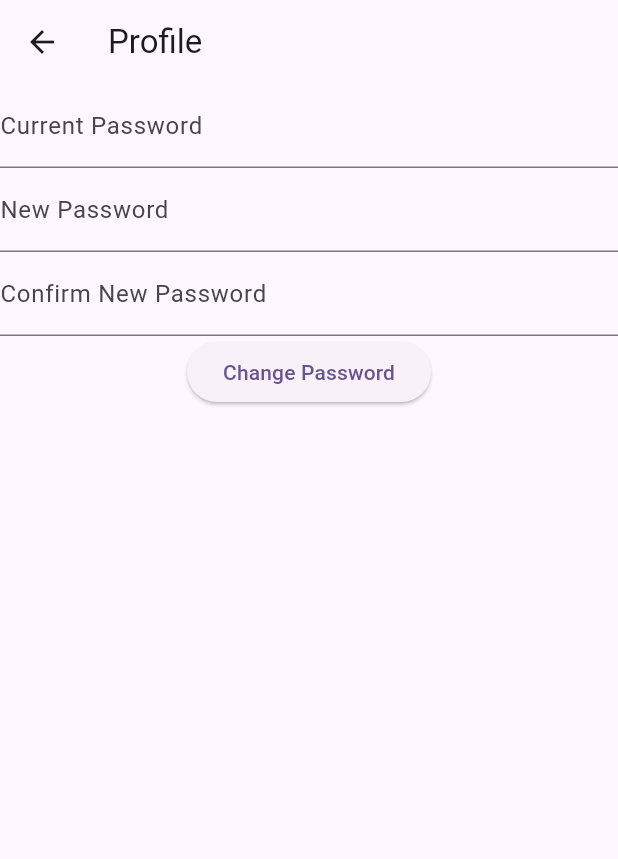
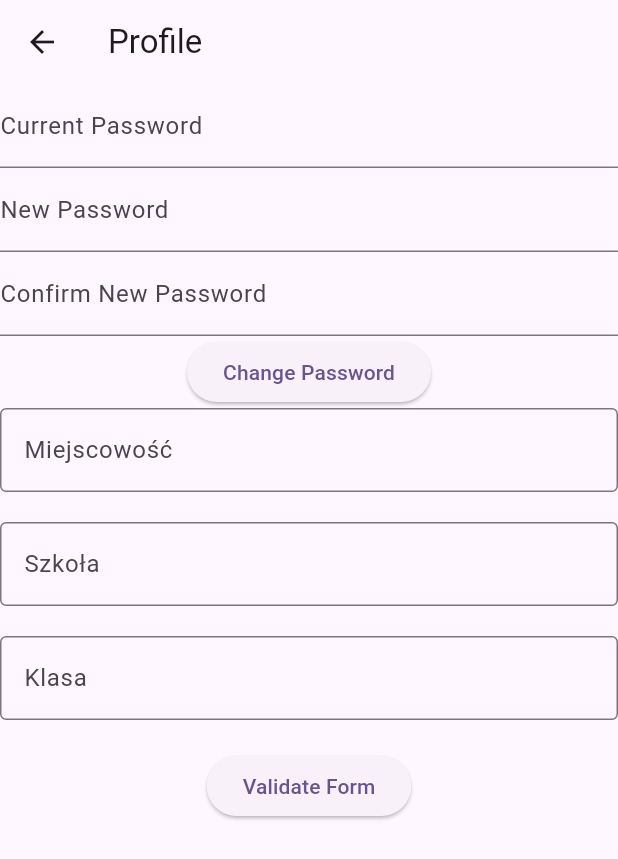
Before and after one commit to Batory12/lektur-ai, a Flutter app: the ProfileScreen screen opened by its route, on a phone screen of 412 x 824 dp. Shown: the top 859 px of the screen. Run offline on Flutter 3.47's test engine with Material 3 defaults, Android fonts, the phone set to English and light mode, and no system bars; our stand-ins replace flutter_typeahead.

Commit message:
Created School Picker Widget

```diff
--- a/lekturai_front/lib/profile_screen.dart
+++ b/lekturai_front/lib/profile_screen.dart
@@ -1,5 +1,6 @@
 import 'package:flutter/material.dart';
 import 'package:lekturai_front/widgets/change_password.dart';
+import 'package:lekturai_front/widgets/school_picker.dart';
 
 
 class ProfileScreen extends StatelessWidget {
@@ -11,7 +12,12 @@ class ProfileScreen extends StatelessWidget {
       appBar: AppBar(
         title: const Text('Profile'),
       ),
-      body: const ChangePasswordWidget(),
+      body: Column(
+        children: const [
+          ChangePasswordWidget(),
+          SchoolPicker(),
+        ],
+      ),
     );
   }
 }
--- /dev/null
+++ b/lekturai_front/lib/widgets/school_picker.dart
@@ -0,0 +1,157 @@
+import 'package:flutter/material.dart';
+import 'package:flutter_typeahead/flutter_typeahead.dart';
+import 'package:lekturai_front/api/profile.dart';
+
+class SchoolPicker extends StatefulWidget {
+  const SchoolPicker({super.key});
+
+  @override
+  State<SchoolPicker> createState() => _SchoolPickerState();
+}
+
+class _SchoolPickerState extends State<SchoolPicker> {
+  String? _selectedCity;
+  String? _selectedSchool;
+  String? _selectedClass;
+  final TextEditingController _cityController = TextEditingController();
+  final TextEditingController _schoolController = TextEditingController();
+  final TextEditingController _classController = TextEditingController();
+  final _formKey = GlobalKey<FormState>();
+
+  final ProfileApi profileApi = ProfileApi();
+
+  String? _validateCity(String? value) {
+    if (value == null || value.isEmpty) {
+      return 'Wybierz miejscowość twojej szkoły';
+    }
+    if (!profileApi.getCityAutocompletions(value).contains(value)) {
+      return 'Miejscowość nieznana';
+    }
+    return null;
+  }
+
+  String? _validateSchool(String? value) {
+    if (value == null || value.isEmpty) {
+      return 'Wybierz szkołę';
+    }
+    if (!profileApi
+        .getSchoolAutocompletions(_cityController.text, value)
+        .contains(value)) {
+      return 'Szkoła nieznana. Wybierz szkołę z listy';
+    }
+    return null;
+  }
+
+  String? _validateClass(String? value) {
+    if (value == null || value.isEmpty) {
+      return 'Wybierz klasę';
+    }
+    if (!RegExp(r'^[1-8][A-Za-z]$').hasMatch(value)) {
+      return 'Niepoprawny format klasy (np. 3A)';
+    }
+    return null;
+  }
+
+  @override
+  Widget build(BuildContext context) {
+    return Form(
+      key: _formKey,
+      child: Column(
+        children: [
+          TypeAheadFormField(
+            textFieldConfiguration: TextFieldConfiguration(
+              controller: _cityController,
+              decoration: InputDecoration(
+                labelText: 'Miejscowość',
+                border: OutlineInputBorder(),
+              ),
+            ),
+            autovalidateMode: AutovalidateMode.onUserInteraction,
+            suggestionsCallback: (pattern) async {
+              return await ProfileApi().getCityAutocompletions(pattern);
+            },
+            itemBuilder: (context, suggestion) {
+              return ListTile(title: Text(suggestion));
+            },
+            onSuggestionSelected: (suggestion) {
+              _cityController.text = suggestion;
+              _selectedCity = suggestion;
+              _schoolController.clear();
+              _classController.clear();
+            },
+            validator: _validateCity,
+            errorBuilder: (context, error) {
+              return Padding(
+                padding: const EdgeInsets.only(top: 5.0),
+                child: Text(
+                  error.toString(),
+                  style: TextStyle(
+                    color: Theme.of(context).colorScheme.error,
+                    fontSize: 12,
+                  ),
+                ),
+              );
+            },
+          ),
+          SizedBox(height: 20),
+          TypeAheadFormField(
+            textFieldConfiguration: TextFieldConfiguration(
+              controller: _schoolController,
+              decoration: InputDecoration(
+                labelText: 'Szkoła',
+                border: OutlineInputBorder(),
+              ),
+            ),
+            autovalidateMode: AutovalidateMode.onUserInteraction,
+            suggestionsCallback: (pattern) async {
+              return await profileApi.getSchoolAutocompletions(
+                _cityController.text,
+                pattern,
+              );
+            },
+            itemBuilder: (context, suggestion) {
+              return ListTile(title: Text(suggestion));
+            },
+            onSuggestionSelected: (suggestion) {
+              _schoolController.text = suggestion;
+            },
+            validator: _validateSchool,
+            errorBuilder: (context, error) {
+              return Padding(
+                padding: const EdgeInsets.only(top: 5.0),
+                child: Text(
+                  error.toString(),
+                  style: TextStyle(
+                    color: Theme.of(context).colorScheme.error,
+                    fontSize: 12,
+                  ),
+                ),
+              );
+            },
+          ),
+          SizedBox(height: 20),
+          TextFormField(
+            controller: _classController,
+            decoration: InputDecoration(
+              labelText: 'Klasa',
+              border: OutlineInputBorder(),
+            ),
+            validator: _validateClass,
+            autovalidateMode: AutovalidateMode.onUserInteraction,
+          ),
+          SizedBox(height: 20),
+          ElevatedButton(
+            onPressed: () {
+              if (_formKey.currentState?.validate() ?? false) {
+                ScaffoldMessenger.of(
+                  context,
+                ).showSnackBar(SnackBar(content: Text('Form is valid!')));
+              }
+            },
+            child: Text('Validate Form'),
+          ),
+        ],
+      ),
+    );
+  }
+}
--- a/lekturai_front/pubspec.yaml
+++ b/lekturai_front/pubspec.yaml
@@ -28,6 +28,8 @@ environment:
 # the latest version available on pub.dev. To see which dependencies have newer
 # versions available, run `flutter pub outdated`.
 dependencies:
+  http: ^1.2.0
+  flutter_typeahead: ^4.8.0
   flutter:
     sdk: flutter
 
```
Also changed, not shown: lekturai_front/lib/api/profile.dart (added, +44 -0 lines), lekturai_front/pubspec.lock.
